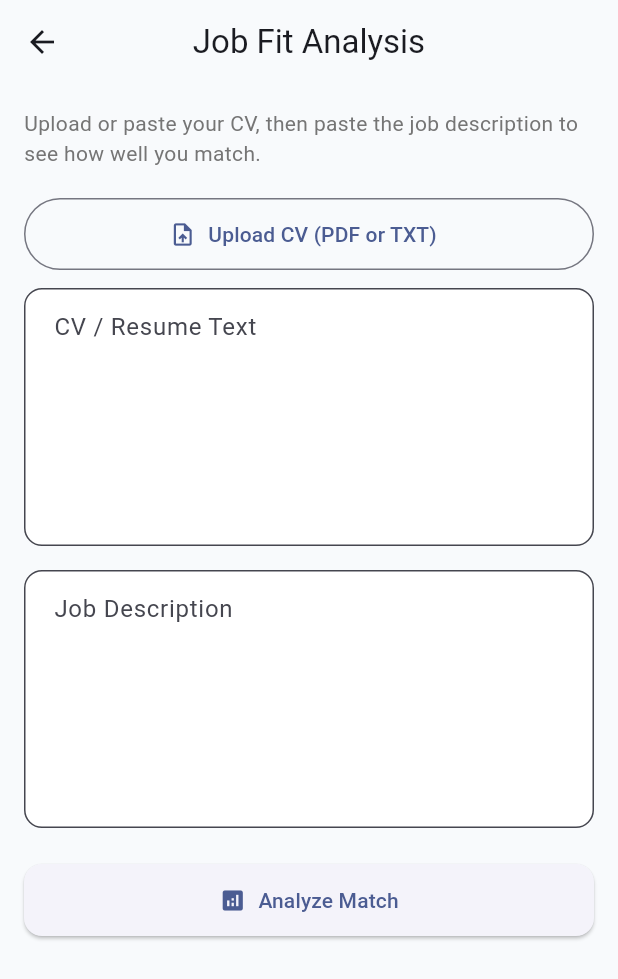
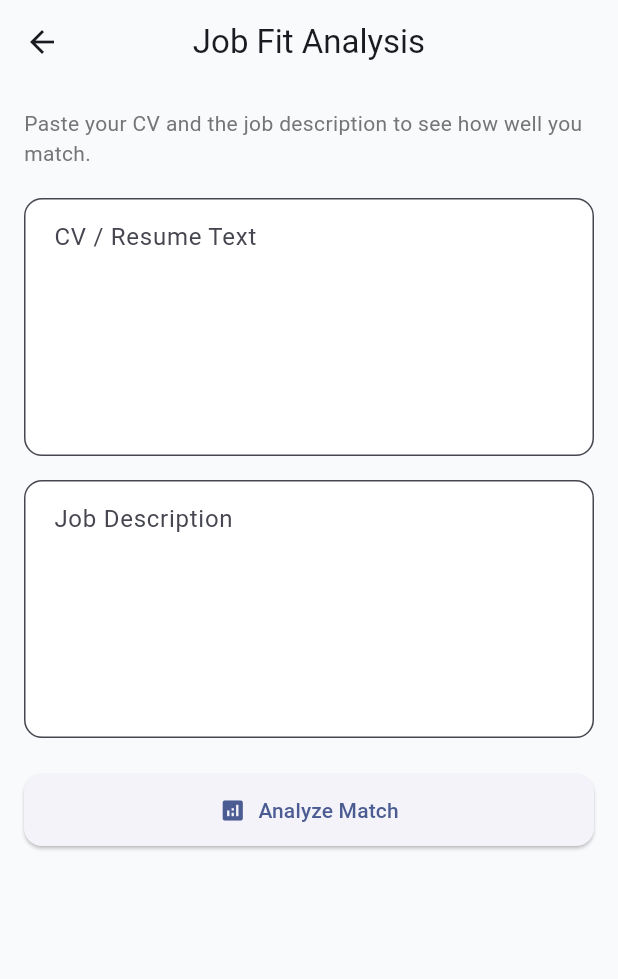
Before and after one commit to ionutc19/job-pack, a Flutter app: the JobFitScreen screen opened by its route, on a phone screen of 412 x 824 dp. Shown: the top 979 px of the screen. Run offline on Flutter 3.47's test engine with Material 3 defaults, Android fonts, the phone set to English and light mode, and no system bars; accounts and stored records are empty.

Commit message:
Remove file_picker dependency to fix compileSdk 36 build failure
file_picker pulls in flutter_plugin_android_lifecycle which requires
compileSdk 36, and Gradle-level overrides don't reliably reach plugin
subprojects with AGP 9.x. Removed file_picker for now — CV input is
paste-only. File upload will be re-added once a compatible version ships.

https://claude.ai/code/session_01H5SnKZQeHwcEm8VdNSfue8

```diff
--- a/mobile/lib/screens/job_fit_screen.dart
+++ b/mobile/lib/screens/job_fit_screen.dart
@@ -1,6 +1,4 @@
 import 'package:flutter/material.dart';
-import 'package:file_picker/file_picker.dart';
-import 'dart:io';
 import '../models/job_fit.dart';
 import '../services/service_locator.dart';
 import '../widgets/loading_button.dart';
@@ -18,32 +16,12 @@ class _JobFitScreenState extends State<JobFitScreen> {
   final _cvController = TextEditingController();
   final _jdController = TextEditingController();
   bool _isLoading = false;
-  String? _fileName;
 
   @override
   void dispose() {
     _cvController.dispose();
     _jdController.dispose();
     super.dispose();
-  }
-
-  Future<void> _pickFile() async {
-    final result = await FilePicker.platform.pickFiles(
-      type: FileType.custom,
-      allowedExtensions: ['pdf', 'txt'],
-    );
-    if (result != null && result.files.single.path != null) {
-      final file = File(result.files.single.path!);
-      final extension = result.files.single.extension;
-      setState(() => _fileName = result.files.single.name);
-
-      if (extension == 'txt') {
-        final content = await file.readAsString();
-        _cvController.text = content;
-      } else {
-        _cvController.text = '[PDF uploaded: ${result.files.single.name}] — PDF text extraction will be added in a future update. For now, please paste your CV text below.';
-      }
-    }
   }
 
   Future<void> _analyze() async {
@@ -95,21 +73,12 @@ class _JobFitScreenState extends State<JobFitScreen> {
             crossAxisAlignment: CrossAxisAlignment.start,
             children: [
               Text(
-                'Upload or paste your CV, then paste the job description to see how well you match.',
+                'Paste your CV and the job description to see how well you match.',
                 style: Theme.of(context).textTheme.bodyMedium?.copyWith(
                       color: Colors.grey.shade600,
                     ),
               ),
               const SizedBox(height: 20),
-              OutlinedButton.icon(
-                onPressed: _pickFile,
-                icon: const Icon(Icons.upload_file),
-                label: Text(_fileName ?? 'Upload CV (PDF or TXT)'),
-                style: OutlinedButton.styleFrom(
-                  minimumSize: const Size(double.infinity, 48),
-                ),
-              ),
-              const SizedBox(height: 12),
               TextFormField(
                 controller: _cvController,
                 maxLines: 6,
--- a/mobile/pubspec.yaml
+++ b/mobile/pubspec.yaml
@@ -10,7 +10,6 @@ dependencies:
   flutter:
     sdk: flutter
   http: ^1.2.0
-  file_picker: ^8.0.0
   provider: ^6.1.0
 
 dev_dependencies:
```
Also changed, not shown: 1 other file.
